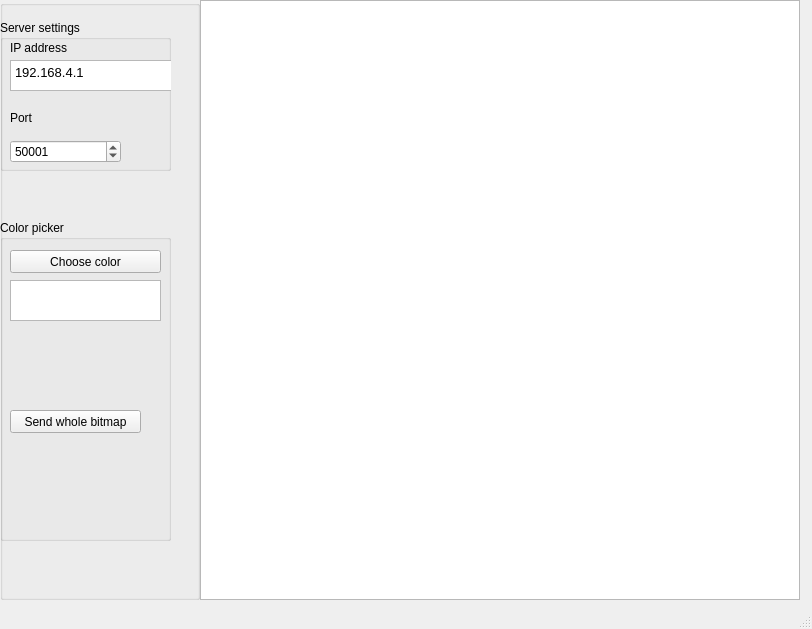
This is mainwindow.ui in denis-fekete/imp_bitmap_editor as Qt 5 draws it before an edit. The edited form follows.
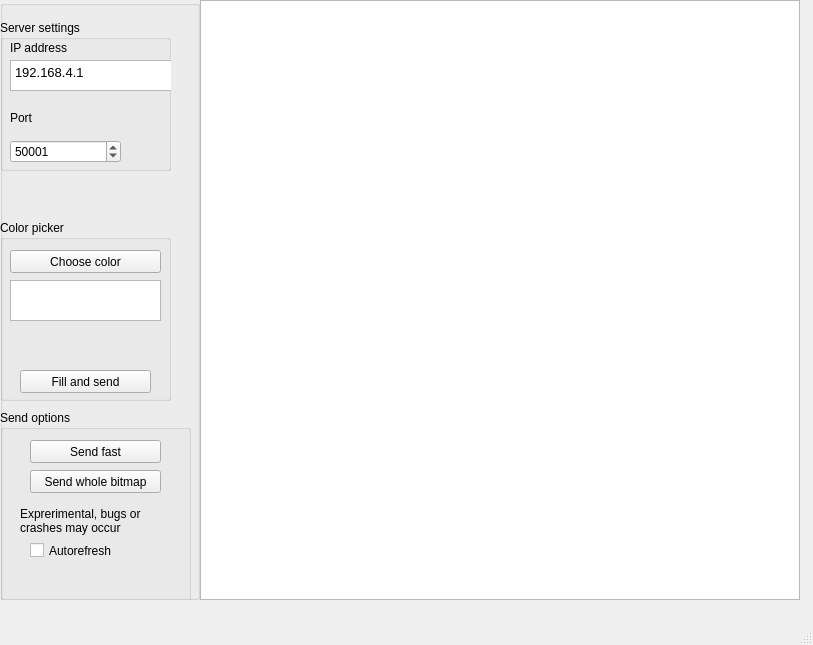
This is the edited form.

Commit message: fixed autorefresh, added fill

```diff
--- a/mainwindow.ui
+++ b/mainwindow.ui
@@ -6,8 +6,8 @@
    <rect>
     <x>0</x>
     <y>0</y>
-    <width>812</width>
-    <height>629</height>
+    <width>813</width>
+    <height>645</height>
    </rect>
   </property>
   <property name="windowTitle">
@@ -120,7 +120,7 @@
        <x>0</x>
        <y>220</y>
        <width>171</width>
-       <height>321</height>
+       <height>181</height>
       </rect>
      </property>
      <property name="title">
@@ -149,11 +149,82 @@
        </rect>
       </property>
      </widget>
+     <widget class="QPushButton" name="btn_fill">
+      <property name="geometry">
+       <rect>
+        <x>20</x>
+        <y>150</y>
+        <width>131</width>
+        <height>23</height>
+       </rect>
+      </property>
+      <property name="text">
+       <string>Fill and send</string>
+      </property>
+     </widget>
+    </widget>
+    <widget class="QGroupBox" name="groupBox">
+     <property name="geometry">
+      <rect>
+       <x>0</x>
+       <y>410</y>
+       <width>191</width>
+       <height>191</height>
+      </rect>
+     </property>
+     <property name="title">
+      <string>Send options</string>
+     </property>
+     <widget class="QPushButton" name="btn_send_2">
+      <property name="geometry">
+       <rect>
+        <x>30</x>
+        <y>30</y>
+        <width>131</width>
+        <height>23</height>
+       </rect>
+      </property>
+      <property name="text">
+       <string>Send fast</string>
+      </property>
+     </widget>
+     <widget class="QLabel" name="label_3">
+      <property name="geometry">
+       <rect>
+        <x>20</x>
+        <y>90</y>
+        <width>161</width>
+        <height>41</height>
+       </rect>
+      </property>
+      <property name="text">
+       <string>Exprerimental, bugs or crashes may occur</string>
+      </property>
+      <property name="scaledContents">
+       <bool>false</bool>
+      </property>
+      <property name="wordWrap">
+       <bool>true</bool>
+      </property>
+     </widget>
+     <widget class="QCheckBox" name="checkBox">
+      <property name="geometry">
+       <rect>
+        <x>30</x>
+        <y>130</y>
+        <width>111</width>
+        <height>21</height>
+       </rect>
+      </property>
+      <property name="text">
+       <string>Autorefresh</string>
+      </property>
+     </widget>
      <widget class="QPushButton" name="btn_send">
       <property name="geometry">
        <rect>
-        <x>10</x>
-        <y>190</y>
+        <x>30</x>
+        <y>60</y>
         <width>131</width>
         <height>23</height>
        </rect>
```
Left out of the diff: 2 changed lines with no effect on the pictures. The commit also changes 9 other files.
